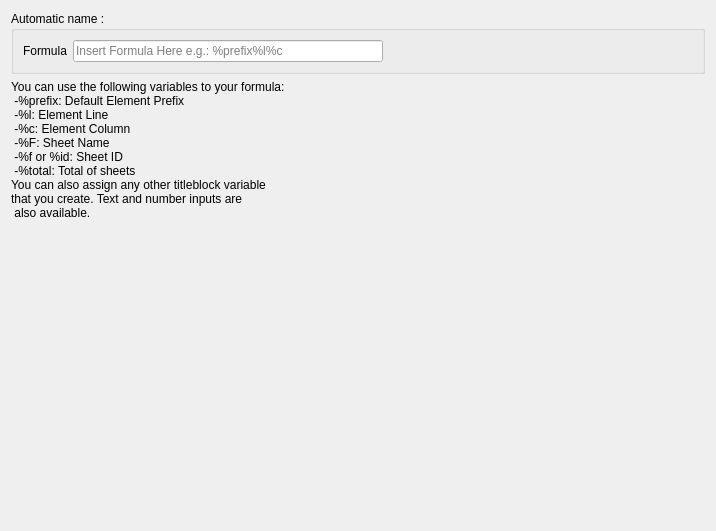
Above: sources/autoNum/ui/formulaautonumberingw.ui from qelectrotech/qelectrotech-source-mirror before the change. Below: the same form after it.
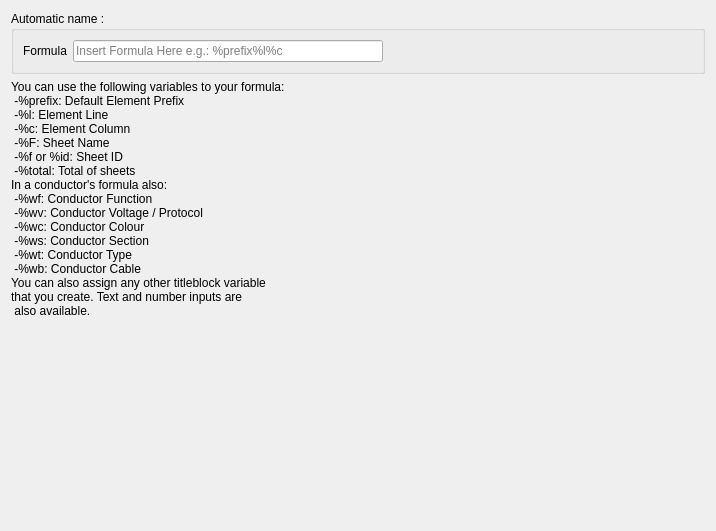
That is the form after the change.

Commit message: Add a customizable drawing for the conductor stroke with colour and section

What changed in the file:
```diff
--- a/sources/autoNum/ui/formulaautonumberingw.ui
+++ b/sources/autoNum/ui/formulaautonumberingw.ui
@@ -105,6 +105,13 @@
  -%F: Sheet Name
  -%f or %id: Sheet ID
  -%total: Total of sheets
+In a conductor's formula also:
+ -%wf: Conductor Function
+ -%wv: Conductor Voltage / Protocol
+ -%wc: Conductor Colour
+ -%ws: Conductor Section
+ -%wt: Conductor Type
+ -%wb: Conductor Cable
 You can also assign any other titleblock variable 
 that you create. Text and number inputs are
  also available.</string>
```
The commit also changes 20 other files.
